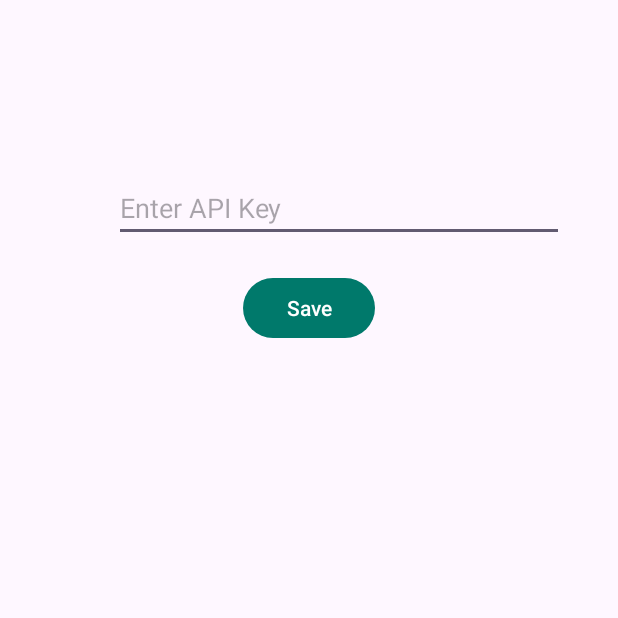
After one commit to AbdulManaf12/HealthIconIQ, an Android app: the SettingsActivity screen opened directly, with no data from a screen before it, on a phone screen of 412 x 824 dp, the top half of it. The commit adds this screen. Run offline under Robolectric (Android 15) with nearby library versions, the phone set to English and light mode, and no system bars.

Commit message:
API key setting updates

```diff
--- /dev/null
+++ b/app/src/main/java/com/example/healthiconiq/SettingsActivity.kt
@@ -0,0 +1,41 @@
+package com.example.healthiconiq
+
+import android.content.Context
+import android.os.Bundle
+import android.widget.Button
+import android.widget.EditText
+import android.widget.Toast
+import androidx.appcompat.app.AppCompatActivity
+
+class SettingsActivity : AppCompatActivity() {
+    private lateinit var etApiKey: EditText
+
+    override fun onCreate(savedInstanceState: Bundle?) {
+        super.onCreate(savedInstanceState)
+        setContentView(R.layout.activity_settings)
+
+        etApiKey = findViewById(R.id.etApiKey)
+        val btnSaveApiKey = findViewById<Button>(R.id.btnSaveApiKey)
+
+        etApiKey.setText(getApiKey())
+
+        btnSaveApiKey.setOnClickListener {
+            saveApiKey(etApiKey.text.toString())
+            Toast.makeText(this, "API Key Saved", Toast.LENGTH_SHORT).show()
+            finish()
+        }
+    }
+
+    private fun getApiKey(): String {
+        val sharedPreferences = getSharedPreferences("AppSettings", Context.MODE_PRIVATE)
+        return sharedPreferences.getString("ApiKey", "") ?: ""
+    }
+
+    private fun saveApiKey(apiKey: String) {
+        val sharedPreferences = getSharedPreferences("AppSettings", Context.MODE_PRIVATE)
+        with (sharedPreferences.edit()) {
+            putString("ApiKey", apiKey)
+            apply()
+        }
+    }
+}
--- /dev/null
+++ b/app/src/main/res/layout/activity_settings.xml
@@ -0,0 +1,27 @@
+<?xml version="1.0" encoding="utf-8"?>
+<LinearLayout xmlns:android="http://schemas.android.com/apk/res/android"
+    xmlns:tools="http://schemas.android.com/tools"
+    android:layout_width="match_parent"
+    android:layout_height="match_parent"
+    android:orientation="vertical"
+    android:padding="16dp"
+    tools:context=".SettingsActivity">
+
+    <EditText
+        android:id="@+id/etApiKey"
+        android:layout_width="300dp"
+        android:layout_height="wrap_content"
+        android:hint="@string/enter_api_key"
+        android:layout_marginTop="100dp"
+        android:layout_marginStart="60dp"
+        android:inputType="text"/>
+
+    <Button
+        android:id="@+id/btnSaveApiKey"
+        android:layout_width="wrap_content"
+        android:layout_height="wrap_content"
+        android:text="@string/save"
+        android:layout_gravity="center_horizontal"
+        android:layout_marginTop="20dp"/>
+
+</LinearLayout>
--- a/app/src/main/res/values/strings.xml
+++ b/app/src/main/res/values/strings.xml
@@ -6,4 +6,6 @@
     <string name="describe">Describe</string>
     <string name="speak">Speak</string>
     <string name="back_to_home">Back to Home</string>
+    <string name="enter_api_key">Enter API Key</string>
+    <string name="save">Save</string>
 </resources>
```
Also changed, not shown: app/src/main/AndroidManifest.xml (+8 -3 lines), app/src/main/java/com/example/healthiconiq/MainActivity.kt (+92 -4 lines).
